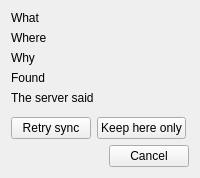
Qt form src/chrono_mail/ui/forms/sync_conflict.ui (rob-vandenberg/chrono-mail) before a commit.
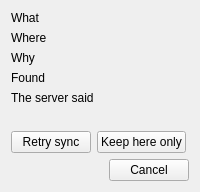
The same form after that commit.

Commit message: The window of one sync conflict keeps room below the table, and extra height goes there

```diff
--- a/src/chrono_mail/ui/forms/sync_conflict.ui
+++ b/src/chrono_mail/ui/forms/sync_conflict.ui
@@ -79,6 +79,22 @@
    <item>
     <widget class="QWidget" name="fields" />
    </item>
+   <item>
+    <spacer name="belowFields">
+     <property name="orientation">
+      <enum>Qt::Vertical</enum>
+     </property>
+     <property name="sizeType">
+      <enum>QSizePolicy::MinimumExpanding</enum>
+     </property>
+     <property name="sizeHint" stdset="0">
+      <size>
+       <width>0</width>
+       <height>14</height>
+      </size>
+     </property>
+    </spacer>
+   </item>
    <item>
     <layout class="QHBoxLayout" name="sides" stretch="0,0,1">
      <item>
```
The commit also changes 4 other files.
